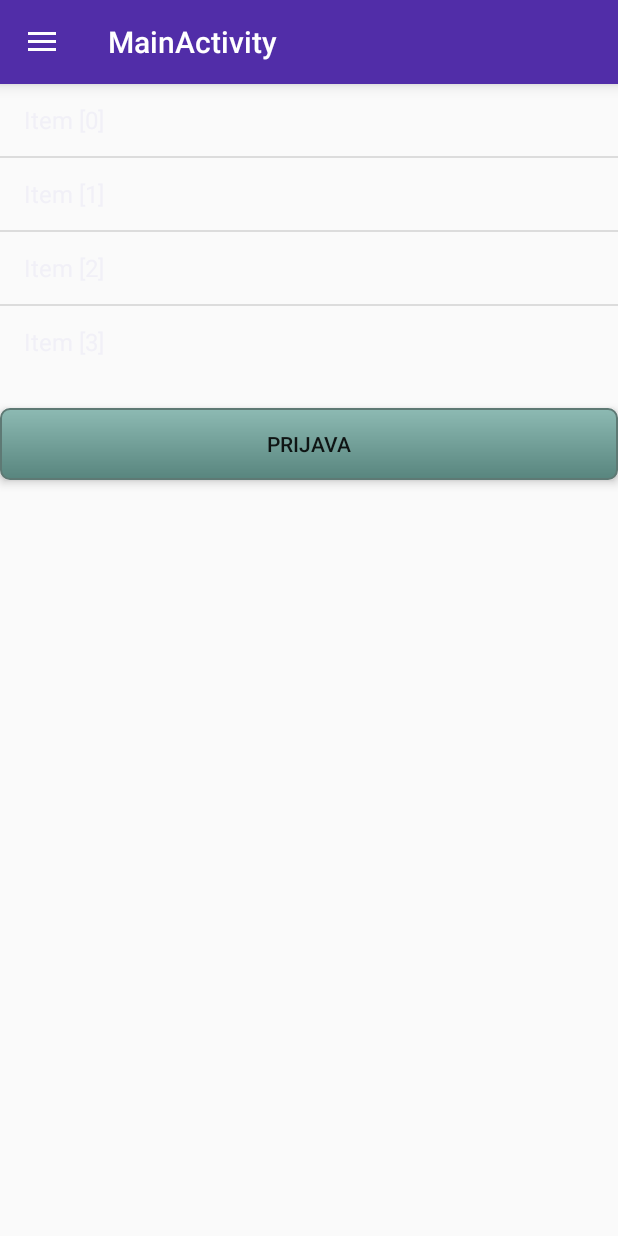
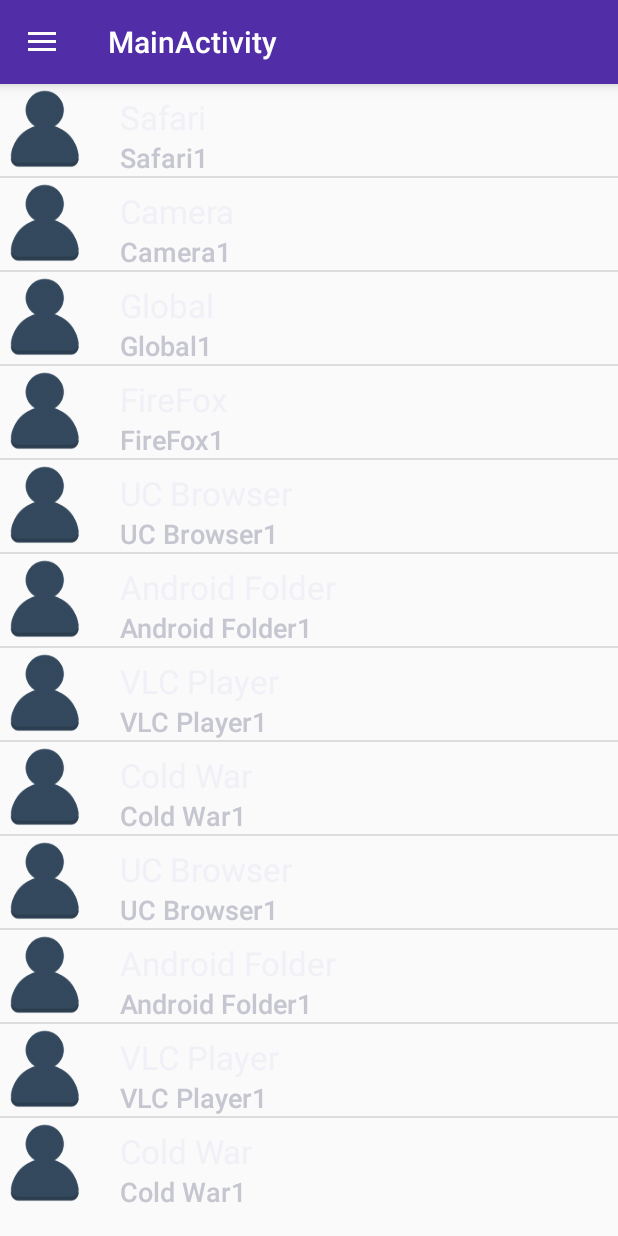
Before and after one commit to simonovic/DiplProba1, an Android app: the fragment FriendsFragment placed in its activity, on a phone screen of 412 x 824 dp. Run offline under Robolectric (Android 15) with nearby library versions, the phone set to English and light mode, and no system bars; libraries missing offline, so code that uses them is left out: com.github.nkzawa.emitter; 1 statement that could not run was skipped.

Commit message:
custom adapter radi

```diff
--- a/app/src/main/java/rs/elfak/simon/diplproba/FriendsFragment.java
+++ b/app/src/main/java/rs/elfak/simon/diplproba/FriendsFragment.java
@@ -21,9 +21,41 @@ import java.util.Iterator;
 public class FriendsFragment extends Fragment implements View.OnClickListener
 {
     ArrayAdapter<String> friendsAdapter;
+    UserListAdapter frAdap;
     ArrayList<User> friends;
     String friendsID = "";
     View v;
+
+    String[] name ={
+            "Safari",
+            "Camera",
+            "Global",
+            "FireFox",
+            "UC Browser",
+            "Android Folder",
+            "VLC Player",
+            "Cold War",
+            "UC Browser",
+            "Android Folder",
+            "VLC Player",
+            "Cold War"
+    };
+
+    String[] uname ={
+            "Safari1",
+            "Camera1",
+            "Global1",
+            "FireFox1",
+            "UC Browser1",
+            "Android Folder1",
+            "VLC Player1",
+            "Cold War1",
+            "UC Browser1",
+            "Android Folder1",
+            "VLC Player1",
+            "Cold War1"
+    };
+    Integer[] pom = {1,2,3};
 
     public static FriendsFragment newInstance(String param1, String param2) {
         FriendsFragment fragment = new FriendsFragment();
@@ -33,6 +65,7 @@ public class FriendsFragment extends Fragment implements View.OnClickListener
     @Override
     public void onCreate(Bundle savedInstanceState) {
         super.onCreate(savedInstanceState);
+        frAdap = new UserListAdapter(getActivity().getApplicationContext(), name, uname, pom);
     }
 
     public FriendsFragment() {
@@ -73,22 +106,22 @@ public class FriendsFragment extends Fragment implements View.OnClickListener
             br++;
         }*/
 
-        friendsAdapter = new ArrayAdapter<String>(getActivity().getApplicationContext(), android.R.layout.simple_list_item_1);
+        /*friendsAdapter = new ArrayAdapter<String>(getActivity().getApplicationContext(), android.R.layout.simple_list_item_1);
         for (int i = 0; i < 4; i++)
         {
             friendsAdapter.add("Item ["+i+"]");
-        }
+        }*/
 
         ListView friendsList = (ListView) v.findViewById(R.id.listFriends);
-        friendsList.setAdapter(friendsAdapter);
-        //friendsList.setOnItemClickListener(friendClickListener);
+        friendsList.setAdapter(frAdap);
+        friendsList.setOnItemClickListener(friendClickListener);
     }
 
-    /*private AdapterView.OnItemClickListener friendClickListener = new AdapterView.OnItemClickListener() {
+    private AdapterView.OnItemClickListener friendClickListener = new AdapterView.OnItemClickListener() {
         @Override
         public void onItemClick(AdapterView<?> parent, View view, int position, long id)
         {
-            Toast.makeText(getActivity(), "Klik na item["+position+"]", Toast.LENGTH_LONG).show();
+            Toast.makeText(getActivity().getApplicationContext(), "Klik na item["+position+"]", Toast.LENGTH_LONG).show();
         }
-    };*/
+    };
 }
--- /dev/null
+++ b/app/src/main/java/rs/elfak/simon/diplproba/UserListAdapter.java
@@ -0,0 +1,41 @@
+package rs.elfak.simon.diplproba;
+
+import android.content.Context;
+import android.view.LayoutInflater;
+import android.view.View;
+import android.view.ViewGroup;
+import android.widget.ArrayAdapter;
+import android.widget.ImageView;
+import android.widget.TextView;
+
+public class UserListAdapter extends ArrayAdapter<String>
+{
+    Context context;
+    String[] name;
+    String[] uname;
+    Integer[] img;
+
+    public UserListAdapter(Context context, String[] name, String[] uname, Integer[] img)
+    {
+        super(context, R.layout.friend_list,name);
+        this.context = context;
+        this.name = name;
+        this.uname = uname;
+        this.img = img;
+    }
+
+    @Override
+    public View getView(int position, View convertView, ViewGroup parent) {
+        LayoutInflater inflater = LayoutInflater.from(context);
+        View rowView = inflater.inflate(R.layout.friend_list, null, true);
+
+        TextView tvl = (TextView)rowView.findViewById(R.id.tvl);
+        TextView tvm = (TextView)rowView.findViewById(R.id.tvm);
+        ImageView imv = (ImageView)rowView.findViewById(R.id.imageView);
+
+        tvl.setText(name[position]);
+        tvm.setText(uname[position]);
+        imv.setImageResource(R.drawable.user);
+        return rowView;
+    }
+}
--- /dev/null
+++ b/app/src/main/res/layout/friend_list.xml
@@ -0,0 +1,35 @@
+<?xml version="1.0" encoding="utf-8"?>
+<LinearLayout
+    xmlns:android="http://schemas.android.com/apk/res/android"
+    android:orientation="horizontal"
+    android:layout_width="match_parent"
+    android:layout_height="match_parent">
+
+    <ImageView
+        android:layout_width="60dp"
+        android:layout_height="60dp"
+        android:id="@+id/imageView"
+        android:background="@drawable/user"/>
+
+    <LinearLayout
+        android:layout_width="match_parent"
+        android:layout_height="wrap_content"
+        android:orientation="vertical"
+        android:layout_marginLeft="20dp"
+        android:layout_marginTop="7dp">
+
+        <TextView
+            android:layout_width="wrap_content"
+            android:layout_height="wrap_content"
+            android:textAppearance="?android:attr/textAppearanceLarge"
+            android:text="Medium Text"
+            android:id="@+id/tvl" />
+
+        <TextView
+            android:layout_width="wrap_content"
+            android:layout_height="wrap_content"
+            android:textAppearance="?android:attr/textAppearanceMedium"
+            android:text="Large Text"
+            android:id="@+id/tvm" />
+    </LinearLayout>
+</LinearLayout>
```
